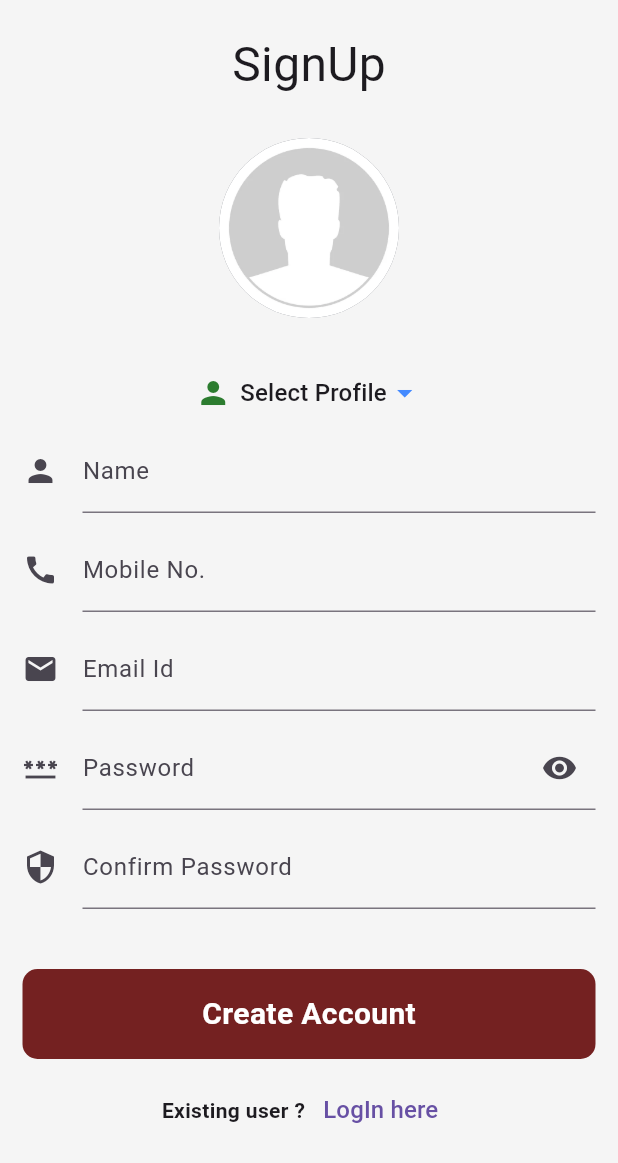
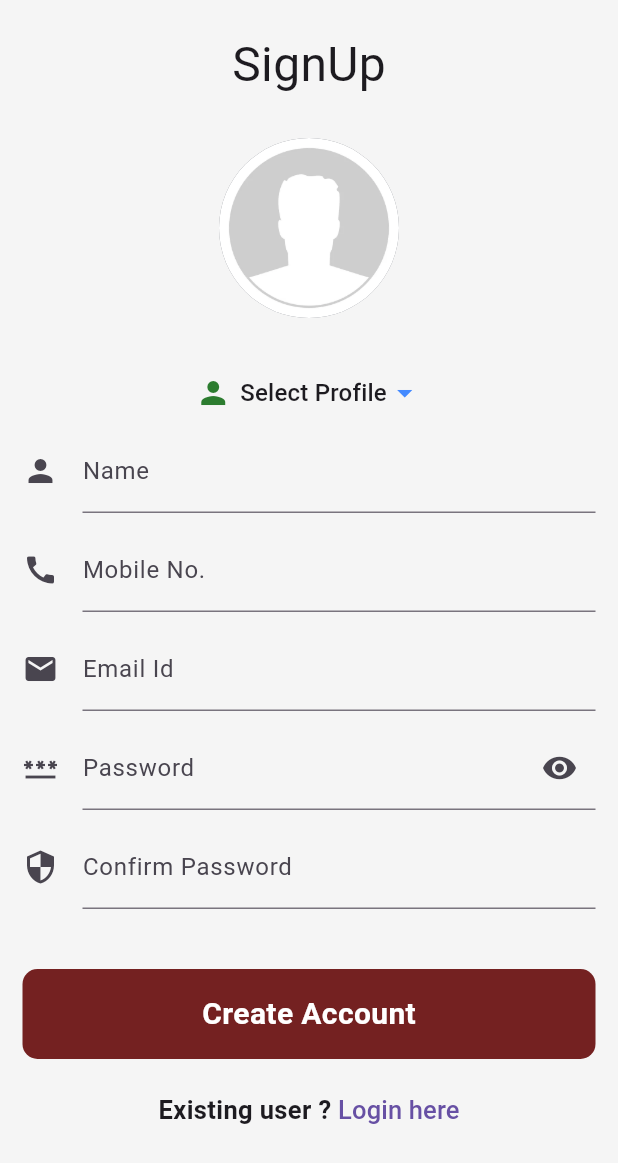
Before and after one commit to Adityasharma121415/home_bite, a Flutter app: the screen it shows after launch, after a tap on "Create Account", on a phone screen of 412 x 824 dp. Shown: the top 1163 px of the screen. Run offline on Flutter 3.47's test engine with Material 3 defaults, Android fonts, the light colour scheme and no system bars; our stand-ins replace cloud_firestore, firebase_auth, firebase_core, firebase_storage, google_fonts, image_picker; accounts and stored records are empty; Roboto replaces fonts that are missing (Salsa).

Commit message:
changed lofin pge

```diff
--- a/lib/main.dart
+++ b/lib/main.dart
@@ -1,8 +1,6 @@
 import 'package:firebase_auth/firebase_auth.dart';
 import 'package:flutter/material.dart';
 import 'package:firebase_core/firebase_core.dart';
-import 'package:home_bite/seller_screens/seller_homepage.dart';
-import 'package:home_bite/seller_screens/testsellerpage.dart';
 import 'package:home_bite/user_screens/homepage.dart';
 import 'package:home_bite/user_screens/loginpage.dart';
 import 'firebase_options.dart';
--- a/lib/seller_screens/seller_dynamic_menu_functions.dart
+++ b/lib/seller_screens/seller_dynamic_menu_functions.dart
@@ -3,7 +3,6 @@ import 'package:firebase_storage/firebase_storage.dart';
 import 'package:flutter/cupertino.dart';
 import 'package:flutter/material.dart';
 import 'package:cloud_firestore/cloud_firestore.dart';
-import 'package:firebase_auth/firebase_auth.dart';
 import 'package:google_fonts/google_fonts.dart';
 import 'package:image_picker/image_picker.dart';
 import 'package:uuid/uuid.dart';
@@ -251,7 +250,7 @@ void deleteDocumentWithConfirmation(
         await documentReference.delete();
 
             },
-            child: Text('Delete',style: TextStyle(color: Colors.red),),
+            child: const Text('Delete',style: TextStyle(color: Colors.red),),
           ),
         ],
       );
--- a/lib/user_screens/loginpage.dart
+++ b/lib/user_screens/loginpage.dart
@@ -24,6 +24,7 @@ class _LoginPageState extends State<LoginPage> {
   TextEditingController emailcontrol = TextEditingController();
   TextEditingController passwordcontrol = TextEditingController();
   bool _isLoading = false;
+  bool _obscureText = true;
 
   void _showForgotPasswordSheet(BuildContext context) {
     showModalBottomSheet(
@@ -76,7 +77,8 @@ class _LoginPageState extends State<LoginPage> {
               .get();
 
           if (userSnapshot.exists) {
-          Map<String, dynamic> userData = userSnapshot.data() as Map<String, dynamic>;
+            Map<String, dynamic> userData =
+                userSnapshot.data() as Map<String, dynamic>;
             String userRole = userData['role'];
 
             Navigator.popUntil(context, (route) => route.isFirst);
@@ -88,7 +90,7 @@ class _LoginPageState extends State<LoginPage> {
                   builder: (context) => SellerHomepage(),
                 ),
               );
-          } else if(userRole == 'Customer') {
+            } else if (userRole == 'Customer') {
               Navigator.pushReplacement(
                 context,
                 MaterialPageRoute(
@@ -122,20 +124,16 @@ class _LoginPageState extends State<LoginPage> {
         child: Center(
           child: Column(
             children: [
-              const SizedBox(
-                height: 50,
-              ),
               Container(
                 decoration: BoxDecoration(
                   borderRadius: BorderRadius.circular(20),
                   color: const Color.fromARGB(255, 245, 245, 245),
                 ),
-                height: 200,
+                height: 250,
                 width: double.infinity,
                 child: Center(
                   child: SizedBox(
-                    width: 300,
-                    height: 200,
+                    height: 300,
                     child: Image.asset(
                       'assets/images/finalapplogo.png',
                     ),
@@ -149,9 +147,6 @@ class _LoginPageState extends State<LoginPage> {
                     mainAxisAlignment: MainAxisAlignment.center,
                     crossAxisAlignment: CrossAxisAlignment.center,
                     children: [
-                      const SizedBox(
-                        height: 10,
-                      ),
                       Text(
                         'LogIn',
                         style: GoogleFonts.salsa(
@@ -169,10 +164,22 @@ class _LoginPageState extends State<LoginPage> {
                         height: 10,
                       ),
                       TextField(
-                        obscureText: true,
+                        obscureText: _obscureText,
                         controller: passwordcontrol,
-                        decoration: const InputDecoration(
-                            labelText: 'Password', icon: Icon(Icons.password)),
+                        decoration: InputDecoration(
+                          icon: const Icon(Icons.password),
+                          labelText: 'Password',
+                          suffixIcon: IconButton(
+                            icon: Icon(_obscureText
+                                ? Icons.visibility
+                                : Icons.visibility_off),
+                            onPressed: () {
+                              setState(() {
+                                _obscureText = !_obscureText;
+                              });
+                            },
+                          ),
+                        ),
                       ),
                       const SizedBox(
                         height: 40,
@@ -214,23 +221,27 @@ class _LoginPageState extends State<LoginPage> {
                             onPressed: () {
                               _showForgotPasswordSheet(context);
                             },
-                            child: const Text('Forgot Password?'),
+                            child: const Text(
+                              'Forgot Password?',
+                              style: TextStyle(
+                                  color: Color.fromARGB(255, 146, 32, 24)),
+                            ),
                           ),
                         ],
-                      ),
-                      const SizedBox(
-                        height: 10,
                       ),
 
                       Row(
                         mainAxisAlignment: MainAxisAlignment.center,
                         children: [
                           const Text(
-                            'New User?',
+                            'New user ? ',
                             style: TextStyle(
-                                fontSize: 18, fontWeight: FontWeight.w600),
+                                fontSize: 17, fontWeight: FontWeight.w600),
                           ),
                           TextButton(
+                            style: const ButtonStyle(
+                                padding:
+                                    MaterialStatePropertyAll(EdgeInsets.zero)),
                             onPressed: () {
                               Navigator.push(
                                   context,
@@ -240,7 +251,9 @@ class _LoginPageState extends State<LoginPage> {
                             },
                             child: const Text(
                               'Create Account',
-                              style: TextStyle(fontSize: 18),
+                              style: TextStyle(
+                                  fontSize: 17,
+                                  color: Color.fromARGB(255, 4, 56, 244)),
                             ),
                           ),
                         ],
--- a/lib/user_screens/signuppage.dart
+++ b/lib/user_screens/signuppage.dart
@@ -29,6 +29,7 @@ class _SignUpPageState extends State<SignUpPage> {
   File? profilepic;
 
   bool _isLoading = false;
+  bool _obscureText = true;
 
   User? currentUser = FirebaseAuth.instance.currentUser;
 
@@ -61,8 +62,13 @@ class _SignUpPageState extends State<SignUpPage> {
     String cpassword = cpasswordcontroller.text.trim();
     String phone = phoneController.text.trim();
 
-    if (name == "" || email == "" || password == "" || cpassword == ""|| profilepic==null) {
-      _showErrorDialog('Fill all the fields and select profile Picture', context);
+    if (name == "" ||
+        email == "" ||
+        password == "" ||
+        cpassword == "" ||
+        profilepic == null) {
+      _showErrorDialog(
+          'Fill all the fields and select profile Picture', context);
     } else if (password != cpassword) {
       _showErrorDialog('Passwords Mismatch!', context);
     } else if (_selectedProfile == 'Select Profile') {
@@ -77,10 +83,14 @@ class _SignUpPageState extends State<SignUpPage> {
 
         log('message');
         if (userCredentials.user != null) {
-          UploadTask uploadTask= FirebaseStorage.instance.ref().child('profilepictures').child(Uuid().v1()).putFile(profilepic!);
+          UploadTask uploadTask = FirebaseStorage.instance
+              .ref()
+              .child('profilepictures')
+              .child(Uuid().v1())
+              .putFile(profilepic!);
 
-          TaskSnapshot taskSnapshot=await uploadTask;
-          String downloadURL=await taskSnapshot.ref.getDownloadURL();
+          TaskSnapshot taskSnapshot = await uploadTask;
+          String downloadURL = await taskSnapshot.ref.getDownloadURL();
 
           await FirebaseFirestore.instance
               .collection('users')
@@ -92,7 +102,7 @@ class _SignUpPageState extends State<SignUpPage> {
             'user-id': userCredentials.user!.uid,
             'account-created-on': Timestamp.now(),
             'role': _selectedProfile,
-            'profile-pic':downloadURL,
+            'profile-pic': downloadURL,
 
             // Add other user details as needed
           });
@@ -104,26 +114,25 @@ class _SignUpPageState extends State<SignUpPage> {
                 .get();
 
             if (userSnapshot.exists) {
-          Map<String, dynamic> userData = userSnapshot.data() as Map<String, dynamic>;
+              Map<String, dynamic> userData =
+                  userSnapshot.data() as Map<String, dynamic>;
               String userRole = userData['role'];
 
-          if(userRole=='Cook'){
+              if (userRole == 'Cook') {
                 await FirebaseFirestore.instance
                     .collection('cooks')
                     .doc(userCredentials.user!.uid)
                     .set({
                   'name': name,
-            'displayimg':downloadURL,
-            'Location':"To be updated!",
-            'cook-id':userCredentials.user!.uid,
-
+                  'displayimg': downloadURL,
+                  'Location': "To be updated!",
+                  'cook-id': userCredentials.user!.uid,
 
                   // Add other user details as needed
                 });
-
               }
-        }}
-
+            }
+          }
 
           FirebaseAuth.instance.signOut();
           Navigator.pop(context);
@@ -195,10 +204,15 @@ class _SignUpPageState extends State<SignUpPage> {
                             });
                           }
                         },
-                        child:  CircleAvatar(
+                        child: CircleAvatar(
                           radius: 60,
-                          backgroundImage: (profilepic!=null)?FileImage(profilepic!):const AssetImage('assets/images/profileplaceholder.jpg') as ImageProvider<Object>,
-                          backgroundColor: const Color.fromARGB(255, 118, 122, 130),
+                          backgroundImage: (profilepic != null)
+                              ? FileImage(profilepic!)
+                              : const AssetImage(
+                                      'assets/images/profileplaceholder.jpg')
+                                  as ImageProvider<Object>,
+                          backgroundColor:
+                              const Color.fromARGB(255, 118, 122, 130),
                         ),
                       ),
                       const SizedBox(
@@ -268,12 +282,21 @@ class _SignUpPageState extends State<SignUpPage> {
                         height: 10,
                       ),
                       TextField(
-                        obscureText: true,
+                        obscureText: _obscureText,
                         controller: passwordcontroller,
-                        decoration: const InputDecoration(
-                          icon: Icon(Icons.password),
+                        decoration: InputDecoration(
+                          icon: const Icon(Icons.password),
                           labelText: 'Password',
-                          suffixIcon: Icon(Icons.visibility),
+                          suffixIcon: IconButton(
+                            icon: Icon(_obscureText
+                                ? Icons.visibility
+                                : Icons.visibility_off),
+                            onPressed: () {
+                              setState(() {
+                                _obscureText = !_obscureText;
+                              });
+                            },
+                          ),
                         ),
                       ),
                       const SizedBox(
@@ -323,17 +346,19 @@ class _SignUpPageState extends State<SignUpPage> {
                         mainAxisAlignment: MainAxisAlignment.center,
                         children: [
                           const Text(
-                            'Existing user ?',
+                            'Existing user ? ',
                             style: TextStyle(
-                                fontSize: 14, fontWeight: FontWeight.w600),
+                                fontSize: 17, fontWeight: FontWeight.w600),
                           ),
-                          TextButton(
+                          TextButton(style: const ButtonStyle(
+                                padding:
+                                    MaterialStatePropertyAll(EdgeInsets.zero)),
                             onPressed: () {
                               Navigator.pop(context);
                             },
                             child: const Text(
-                              'LogIn here',
-                              style: TextStyle(fontSize: 16),
+                              'Login here',
+                              style: TextStyle(fontSize: 17),
                             ),
                           ),
                         ],
--- a/pubspec.yaml
+++ b/pubspec.yaml
@@ -44,6 +44,7 @@ dependencies:
   image_picker: ^1.0.7
   uuid: ^4.3.3
   image_cropper: ^5.0.1
+  flutter_spinkit: ^5.2.0
 
 dev_dependencies:
   flutter_test:
```
Also changed, not shown: pubspec.lock. Lines whose indentation alone changed are shown as unchanged.
